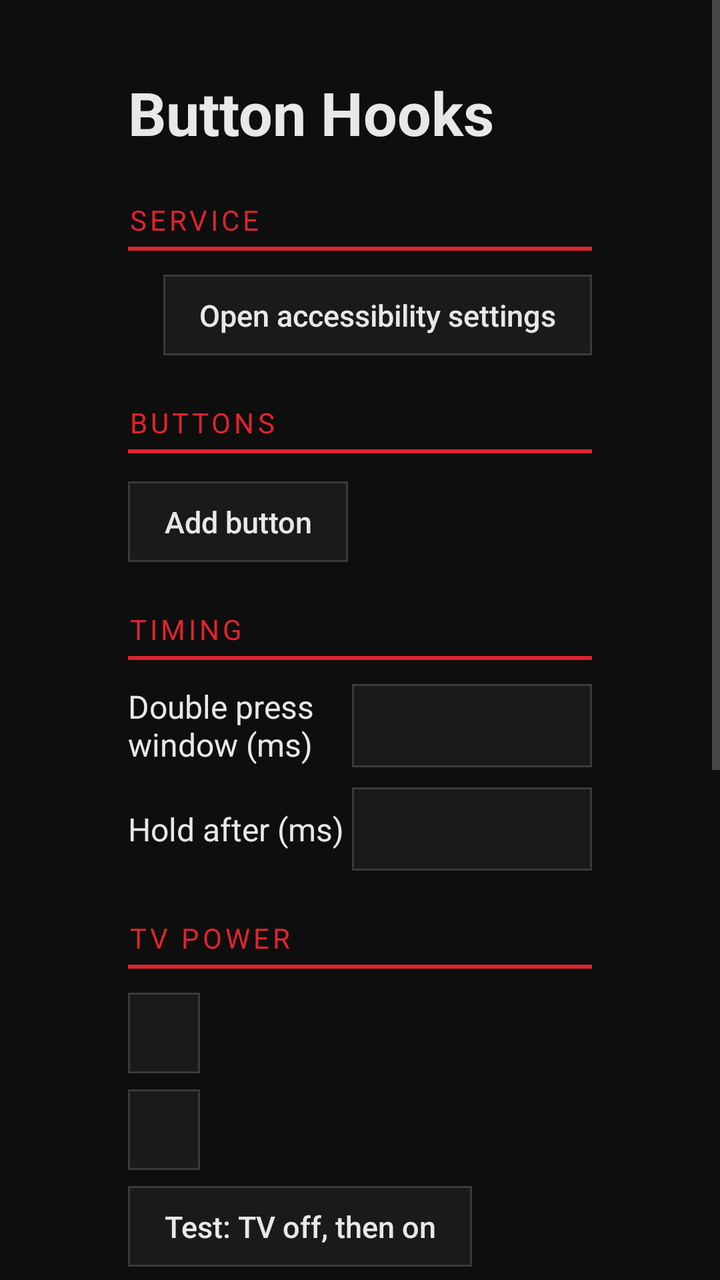
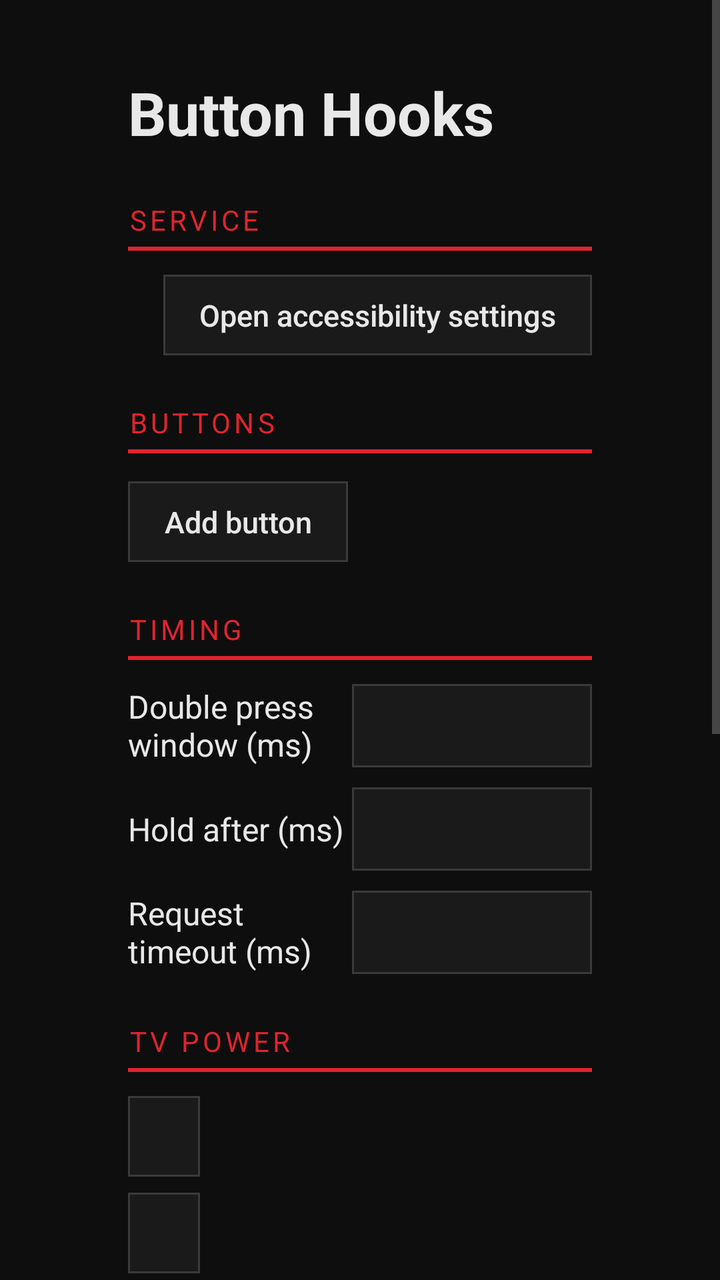

The first picture is an Android layout as it rendered before a commit; the second is the same layout after the commit. The layout source and the unified diff follow.
<!-- AndroidManifest.xml: application theme Theme.ButtonHooks -->
<!-- res/layout/activity_settings.xml -->
<?xml version="1.0" encoding="utf-8"?>
<ScrollView xmlns:android="http://schemas.android.com/apk/res/android"
    android:layout_width="match_parent"
    android:layout_height="match_parent"
    android:background="@color/bg"
    android:fillViewport="true">

    <LinearLayout
        android:layout_width="match_parent"
        android:layout_height="wrap_content"
        android:orientation="vertical"
        android:paddingStart="64dp"
        android:paddingEnd="64dp"
        android:paddingTop="36dp"
        android:paddingBottom="48dp">

        <TextView
            android:layout_width="wrap_content"
            android:layout_height="wrap_content"
            android:text="@string/app_name"
            android:textColor="@color/text"
            android:textSize="30sp"
            android:textStyle="bold" />

        
        <TextView style="@style/SectionHeader" android:text="@string/section_service" />

        <LinearLayout
            android:layout_width="match_parent"
            android:layout_height="wrap_content"
            android:layout_marginTop="12dp"
            android:gravity="center_vertical"
            android:orientation="horizontal">

            <TextView
                android:id="@+id/service_status"
                style="@style/Label"
                android:layout_width="0dp"
                android:layout_weight="1" />

            <Button
                android:id="@+id/open_accessibility"
                style="@style/FlatButton"
                android:text="@string/open_accessibility" />
        </LinearLayout>

        
        <TextView style="@style/SectionHeader" android:text="@string/section_buttons" />

        <LinearLayout
            android:id="@+id/hooks_list"
            android:layout_width="match_parent"
            android:layout_height="wrap_content"
            android:orientation="vertical" />

        <LinearLayout
            android:layout_width="match_parent"
            android:layout_height="wrap_content"
            android:layout_marginTop="14dp"
            android:gravity="center_vertical"
            android:orientation="horizontal">

            <Button
                android:id="@+id/add_hook"
                style="@style/FlatButton"
                android:text="@string/add_button" />

            <TextView
                android:id="@+id/learn_status"
                android:layout_width="0dp"
                android:layout_height="wrap_content"
                android:layout_marginStart="18dp"
                android:layout_weight="1"
                android:textColor="@color/mid"
                android:textSize="15sp" />
        </LinearLayout>

        
        <TextView style="@style/SectionHeader" android:text="@string/section_timing" />

        <LinearLayout
            android:layout_width="match_parent"
            android:layout_height="wrap_content"
            android:layout_marginTop="12dp"
            android:gravity="center_vertical"
            android:orientation="horizontal">

            <TextView
                style="@style/Label"
                android:layout_width="0dp"
                android:layout_weight="1"
                android:text="@string/label_double_ms" />

            <EditText
                android:id="@+id/double_ms"
                style="@style/Field"
                android:layout_width="120dp"
                android:inputType="number" />
        </LinearLayout>

        <LinearLayout
            android:layout_width="match_parent"
            android:layout_height="wrap_content"
            android:layout_marginTop="10dp"
            android:gravity="center_vertical"
            android:orientation="horizontal">

            <TextView
                style="@style/Label"
                android:layout_width="0dp"
                android:layout_weight="1"
                android:text="@string/label_hold_ms" />

            <EditText
                android:id="@+id/hold_ms"
                style="@style/Field"
                android:layout_width="120dp"
                android:inputType="number" />
        </LinearLayout>

        
        <TextView style="@style/SectionHeader" android:text="@string/section_tv" />

        <Button
            android:id="@+id/tv_power"
            style="@style/FlatButton"
            android:layout_marginTop="12dp" />

        <Button
            android:id="@+id/tv_power_remote"
            style="@style/FlatButton"
            android:layout_marginTop="8dp" />

        <Button
            android:id="@+id/tv_power_test"
            style="@style/FlatButton"
            android:layout_marginTop="8dp"
            android:text="@string/tv_power_test" />

        <TextView
            style="@style/Label"
            android:layout_width="match_parent"
            android:layout_marginTop="8dp"
            android:textColor="@color/mid"
            android:text="@string/tv_power_help" />

        
        <TextView style="@style/SectionHeader" android:text="@string/section_feedback" />

        <Button
            android:id="@+id/badge_mode"
            style="@style/FlatButton"
            android:layout_marginTop="12dp" />

        <TextView
            android:id="@+id/last_result"
            android:layout_width="match_parent"
            android:layout_height="wrap_content"
            android:layout_marginTop="24dp"
            android:textColor="@color/mid"
            android:textSize="14sp" />
    </LinearLayout>
</ScrollView>
<!-- resources referenced by this layout -->
<resources>
  <color name="bg">#0E0E0E</color>
  <color name="mid">#7A7A7A</color>
  <color name="text">#E8E8E8</color>
  <string name="add_button">Add button</string>
  <string name="app_name">Button Hooks</string>
  <string name="label_double_ms">Double press window (ms)</string>
  <string name="label_hold_ms">Hold after (ms)</string>
  <string name="open_accessibility">Open accessibility settings</string>
  <string name="section_buttons">Buttons</string>
  <string name="section_feedback">Feedback</string>
  <string name="section_service">Service</string>
  <string name="section_timing">Timing</string>
  <string name="section_tv">TV power</string>
  <string name="tv_power_help">Uses the TV power codes stored on the Shield Remote (set up on NVIDIA\'s firmware): sleeping the Shield turns the TV off, waking it turns the TV on. If your remote only has a toggle code, use the toggle setting; if the TV then gets out of step, fix it once with the TV\'s own button. With two remotes paired, pick the one kept with this TV, because only one remote may fire.</string>
  <string name="tv_power_test">Test: TV off, then on</string>
  <style name="Field">
          <item name="android:layout_height">wrap_content</item>
          <item name="android:background">@drawable/field</item>
          <item name="android:padding">10dp</item>
          <item name="android:textColor">@color/text</item>
          <item name="android:textColorHint">@color/mid</item>
          <item name="android:textSize">16sp</item>
          <item name="android:singleLine">true</item>
      </style>
  <style name="Label">
          <item name="android:layout_width">wrap_content</item>
          <item name="android:layout_height">wrap_content</item>
          <item name="android:textColor">@color/text</item>
          <item name="android:textSize">16sp</item>
      </style>
  <style name="SectionHeader">
          <item name="android:layout_width">match_parent</item>
          <item name="android:layout_height">wrap_content</item>
          <item name="android:layout_marginTop">24dp</item>
          <item name="android:paddingBottom">6dp</item>
          <item name="android:textColor">@color/accent</item>
          <item name="android:textSize">14sp</item>
          <item name="android:textAllCaps">true</item>
          <item name="android:letterSpacing">0.12</item>
          <item name="android:background">@drawable/underline</item>
      </style>
  <style name="Theme.ButtonHooks" parent="android:Theme.Material.NoActionBar">
          <item name="android:windowBackground">@color/bg</item>
          <item name="android:colorBackground">@color/bg</item>
          <item name="android:colorAccent">@color/accent</item>
          <item name="android:colorPrimary">@color/surface</item>
          <item name="android:textColorPrimary">@color/text</item>
          <item name="android:textColorSecondary">@color/mid</item>
          <item name="android:textColorHint">@color/mid</item>
      </style>
  <color name="accent">#E0242F</color>
  <!-- drawable underline (drawable) -->
  <?xml version="1.0" encoding="utf-8"?>
  <layer-list xmlns:android="http://schemas.android.com/apk/res/android">
      <item android:gravity="bottom" android:height="2dp">
          <shape android:shape="rectangle">
              <solid android:color="@color/accent" />
          </shape>
      </item>
  </layer-list>
  <color name="surface">#1A1A1A</color>
  <color name="line">#3A3A3A</color>
  <color name="accent_dim">#5A0E13</color>
  <!-- unchanged entries left out for length: 3 -->
</resources>

<!-- the commit's change to res/layout/activity_settings.xml (unified diff, before → after) -->
@@ -118,6 +118,26 @@
                 android:inputType="number" />
         </LinearLayout>
 
+        <LinearLayout
+            android:layout_width="match_parent"
+            android:layout_height="wrap_content"
+            android:layout_marginTop="10dp"
+            android:gravity="center_vertical"
+            android:orientation="horizontal">
+
+            <TextView
+                style="@style/Label"
+                android:layout_width="0dp"
+                android:layout_weight="1"
+                android:text="@string/label_timeout_ms" />
+
+            <EditText
+                android:id="@+id/timeout_ms"
+                style="@style/Field"
+                android:layout_width="120dp"
+                android:inputType="number" />
+        </LinearLayout>
+
         
         <TextView style="@style/SectionHeader" android:text="@string/section_tv" />
 
<!-- resource entries referenced after the edit -->
@@ -7,6 +7,7 @@
   <string name="app_name">Button Hooks</string>
   <string name="label_double_ms">Double press window (ms)</string>
   <string name="label_hold_ms">Hold after (ms)</string>
+  <string name="label_timeout_ms">Request timeout (ms)</string>
   <string name="open_accessibility">Open accessibility settings</string>
   <string name="section_buttons">Buttons</string>
   <string name="section_feedback">Feedback</string>
